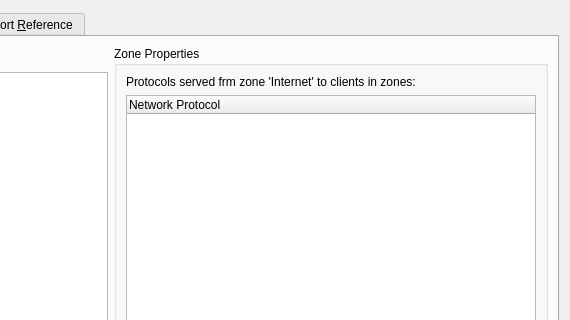
The window that src/guarddog.ui (tsuckow/guard-puppy) describes before a commit, drawn with Qt 5; both pictures show x 296 to 866 and y 0 to 320 of the 866 by 680 pixel window.
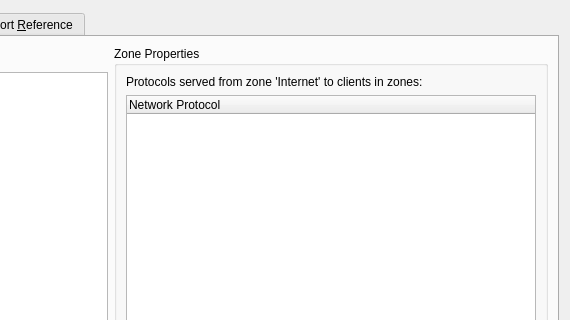
The same window after the commit. The open tabs and pages were chosen to show the change.

```diff
--- a/src/guarddog.ui
+++ b/src/guarddog.ui
@@ -288,7 +288,7 @@
             <item>
              <widget class="QLabel" name="protocolZoneLabel">
               <property name="text">
-               <string>Protocols served frm zone 'Internet' to clients in zones:</string>
+               <string>Protocols served from zone 'Internet' to clients in zones:</string>
               </property>
              </widget>
             </item>
```
Left out of the diff: 2 changed lines with no effect on the pictures.
